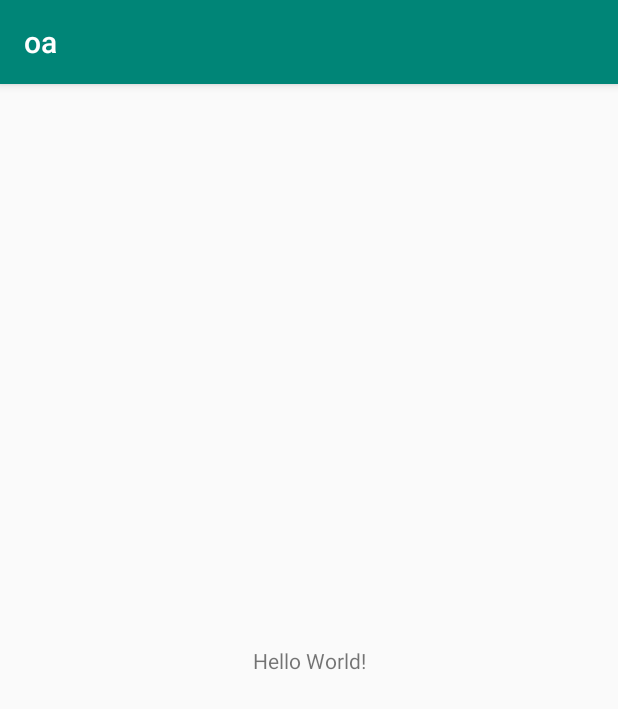
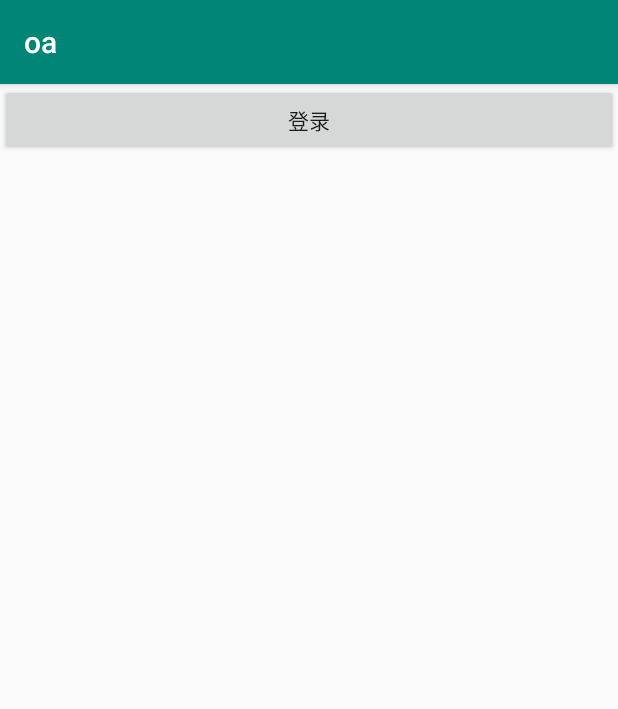
Before and after one commit to guyucheng/oa, an Android app: the screen it shows after launch (MainActivity), on a phone screen of 412 x 824 dp. Shown: the top 709 px of the screen. Run offline under Robolectric (Android 15) with nearby library versions, the phone set to English and light mode, and no system bars.

Commit message:
完成登录页面布局设计

```diff
--- a/app/src/main/AndroidManifest.xml
+++ b/app/src/main/AndroidManifest.xml
@@ -9,6 +9,9 @@
         android:roundIcon="@mipmap/ic_launcher_round"
         android:supportsRtl="true"
         android:theme="@style/AppTheme">
+        <activity android:name=".LoginActivity">
+
+        </activity>
         <activity android:name=".MainActivity">
             <intent-filter>
                 <action android:name="android.intent.action.MAIN" />
--- a/app/src/main/java/com/example/oa/MainActivity.java
+++ b/app/src/main/java/com/example/oa/MainActivity.java
@@ -1,13 +1,28 @@
 package com.example.oa;
 
+import android.content.Intent;
 import android.support.v7.app.AppCompatActivity;
 import android.os.Bundle;
+import android.view.View;
+import android.widget.Button;
 
-public class MainActivity extends AppCompatActivity {
+public class MainActivity extends AppCompatActivity implements View.OnClickListener {
+
 
     @Override
     protected void onCreate(Bundle savedInstanceState) {
         super.onCreate(savedInstanceState);
         setContentView(R.layout.activity_main);
+
+        findViewById(R.id.btn_sign_in).setOnClickListener(this);
+
+    }
+
+    @Override
+    public void onClick(View v){
+        if(v.getId() == R.id.btn_sign_in){
+            Intent intent = new Intent(this,LoginActivity.class);
+            startActivity(intent);
+        }
     }
 }
--- /dev/null
+++ b/app/src/main/res/drawable-v24/bg_chat_message_tip.xml
@@ -0,0 +1,5 @@
+<?xml version="1.0" encoding="utf-8"?>
+<shape xmlns:android="http://schemas.android.com/apk/res/android">
+    <solid android:color="#b4b4b4" />
+    <corners android:radius="5dp" />
+</shape>
--- /dev/null
+++ b/app/src/main/res/drawable-v24/bg_corner_button_selector.xml
@@ -0,0 +1,6 @@
+<?xml version="1.0" encoding="utf-8"?>
+<selector xmlns:android="http://schemas.android.com/apk/res/android">
+    <item android:drawable="@drawable/bg_btn_normal" android:state_enabled="false" />
+    <item android:drawable="@drawable/bg_btn_normal" android:state_pressed="false" />
+    <item android:drawable="@drawable/bg_btn_pressed" android:state_pressed="true" />
+</selector>
--- a/app/src/main/res/layout/activity_main.xml
+++ b/app/src/main/res/layout/activity_main.xml
@@ -1,18 +1,12 @@
 <?xml version="1.0" encoding="utf-8"?>
-<android.support.constraint.ConstraintLayout xmlns:android="http://schemas.android.com/apk/res/android"
-    xmlns:app="http://schemas.android.com/apk/res-auto"
-    xmlns:tools="http://schemas.android.com/tools"
+<LinearLayout xmlns:android="http://schemas.android.com/apk/res/android"
     android:layout_width="match_parent"
-    android:layout_height="match_parent"
-    tools:context=".MainActivity">
+    android:layout_height="match_parent">
+    <Button
+        android:id="@+id/btn_sign_in"
+        android:layout_width="match_parent"
+        android:layout_height="wrap_content"
+        android:text="登录"/>
 
-    <TextView
-        android:layout_width="wrap_content"
-        android:layout_height="wrap_content"
-        android:text="Hello World!"
-        app:layout_constraintBottom_toBottomOf="parent"
-        app:layout_constraintLeft_toLeftOf="parent"
-        app:layout_constraintRight_toRightOf="parent"
-        app:layout_constraintTop_toTopOf="parent" />
 
-</android.support.constraint.ConstraintLayout>
+</LinearLayout>
--- a/app/src/main/res/values/colors.xml
+++ b/app/src/main/res/values/colors.xml
@@ -1,5 +1,6 @@
 <?xml version="1.0" encoding="utf-8"?>
 <resources>
+    <color name="appTheme">#3498db</color>
     <color name="colorPrimary">#008577</color>
     <color name="colorPrimaryDark">#00574B</color>
     <color name="colorAccent">#D81B60</color>
```
Also changed, not shown: app/src/main/java/com/example/oa/LoginActivity.java (added, +28 -0 lines), app/src/main/res/drawable-v24/bg_btn.xml (added, +8 -0 lines), app/src/main/res/drawable-v24/bg_btn_normal.xml (added, +9 -0 lines), app/src/main/res/drawable-v24/bg_btn_pressed.xml (added, +9 -0 lines), app/src/main/res/drawable-v24/bg_circle.xml (added, +8 -0 lines), app/src/main/res/layout/activity_login.xml (added, +76 -0 lines), app/src/main/res/values/dimens.xml (added, +8 -0 lines), app/src/main/res/values/styles.xml (+7 -0 lines), app/src/main/res/drawable/login_back_ground.jpg (added).
